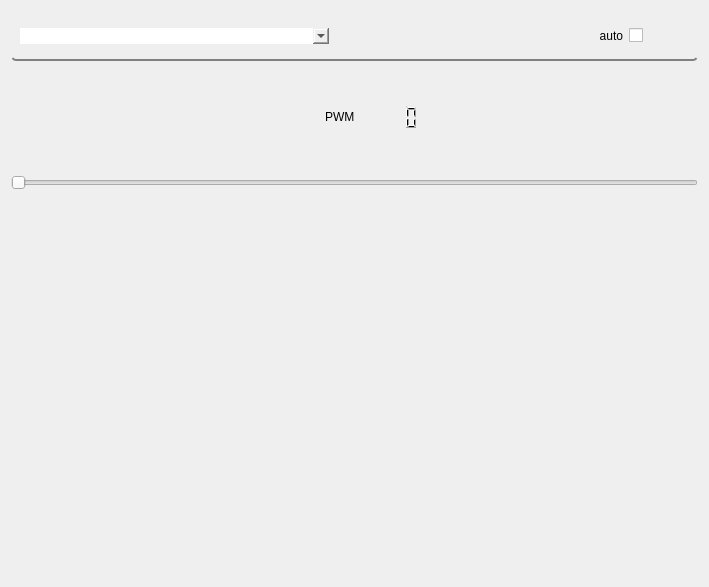
Above: fan_panel/resource/fan_panel.ui from GroupOfRobots/MiniRysRQT before the change. Below: the same form after it.
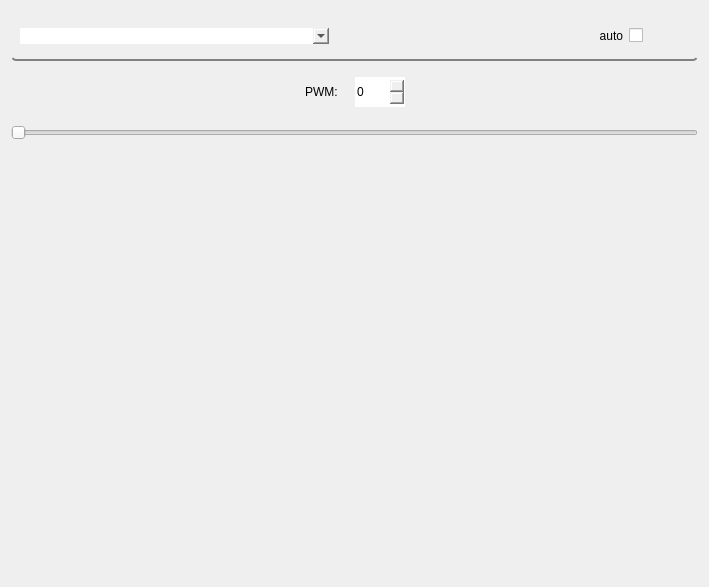
That is the form after the change. Icons and pictures are not drawn.

Patch:
```diff
--- a/fan_panel/resource/fan_panel.ui
+++ b/fan_panel/resource/fan_panel.ui
@@ -103,11 +103,24 @@
        <property name="spacing">
         <number>0</number>
        </property>
+       <item>
+        <spacer name="horizontalSpacer">
+         <property name="orientation">
+          <enum>Qt::Horizontal</enum>
+         </property>
+         <property name="sizeHint" stdset="0">
+          <size>
+           <width>40</width>
+           <height>20</height>
+          </size>
+         </property>
+        </spacer>
+       </item>
        <item alignment="Qt::AlignRight">
         <widget class="QLabel" name="label">
          <property name="minimumSize">
           <size>
-           <width>0</width>
+           <width>50</width>
            <height>50</height>
           </size>
          </property>
@@ -118,29 +131,45 @@
           </size>
          </property>
          <property name="text">
-          <string>PWM</string>
+          <string>PWM:   </string>
          </property>
         </widget>
        </item>
-       <item alignment="Qt::AlignLeft">
-        <widget class="QLCDNumber" name="fanLcd">
+       <item>
+        <widget class="QSpinBox" name="fanSpinBox">
          <property name="minimumSize">
           <size>
-           <width>0</width>
-           <height>50</height>
+           <width>50</width>
+           <height>30</height>
           </size>
          </property>
          <property name="maximumSize">
           <size>
-           <width>16777215</width>
-           <height>100</height>
+           <width>50</width>
+           <height>30</height>
           </size>
          </property>
+         <property name="maximum">
+          <number>100</number>
+         </property>
         </widget>
        </item>
+       <item>
+        <spacer name="horizontalSpacer_2">
+         <property name="orientation">
+          <enum>Qt::Horizontal</enum>
+         </property>
+         <property name="sizeHint" stdset="0">
+          <size>
+           <width>40</width>
+           <height>20</height>
+          </size>
+         </property>
+        </spacer>
+       </item>
       </layout>
      </item>
-     <item alignment="Qt::AlignTop">
+     <item>
       <widget class="QSlider" name="fanSlider">
        <property name="minimumSize">
         <size>
@@ -162,6 +191,19 @@
        </property>
       </widget>
      </item>
+     <item>
+      <spacer name="verticalSpacer">
+       <property name="orientation">
+        <enum>Qt::Vertical</enum>
+       </property>
+       <property name="sizeHint" stdset="0">
+        <size>
+         <width>20</width>
+         <height>40</height>
+        </size>
+       </property>
+      </spacer>
+     </item>
     </layout>
    </item>
   </layout>
```
Left out of the diff: 2 changed lines with no effect on the pictures.
